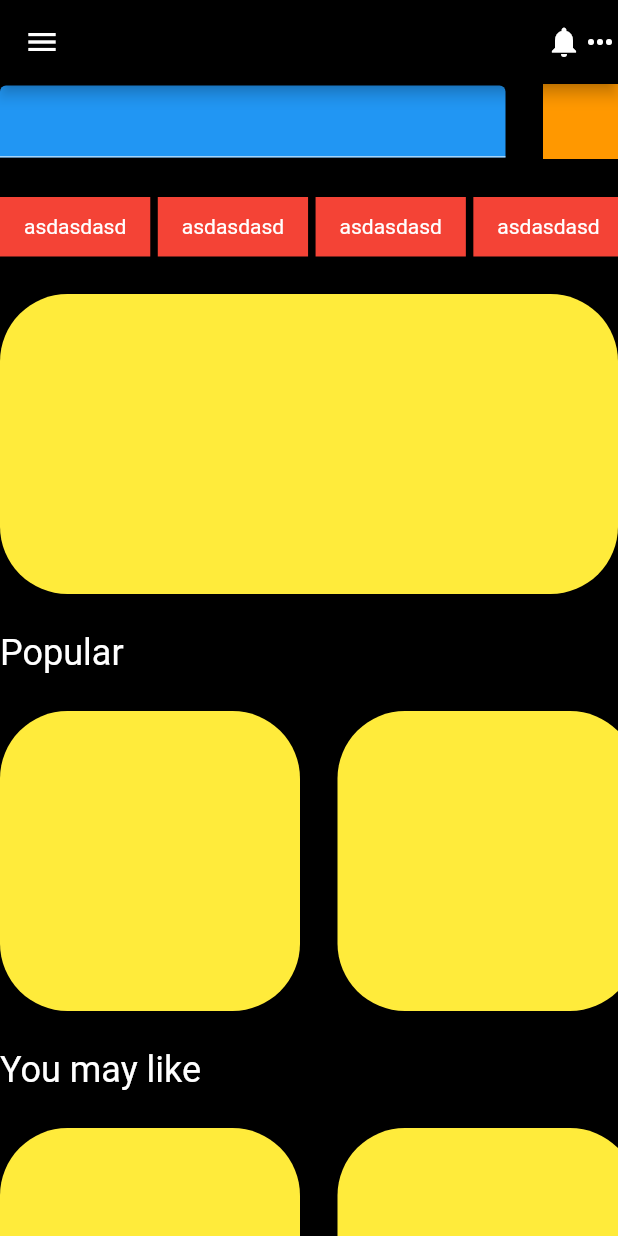
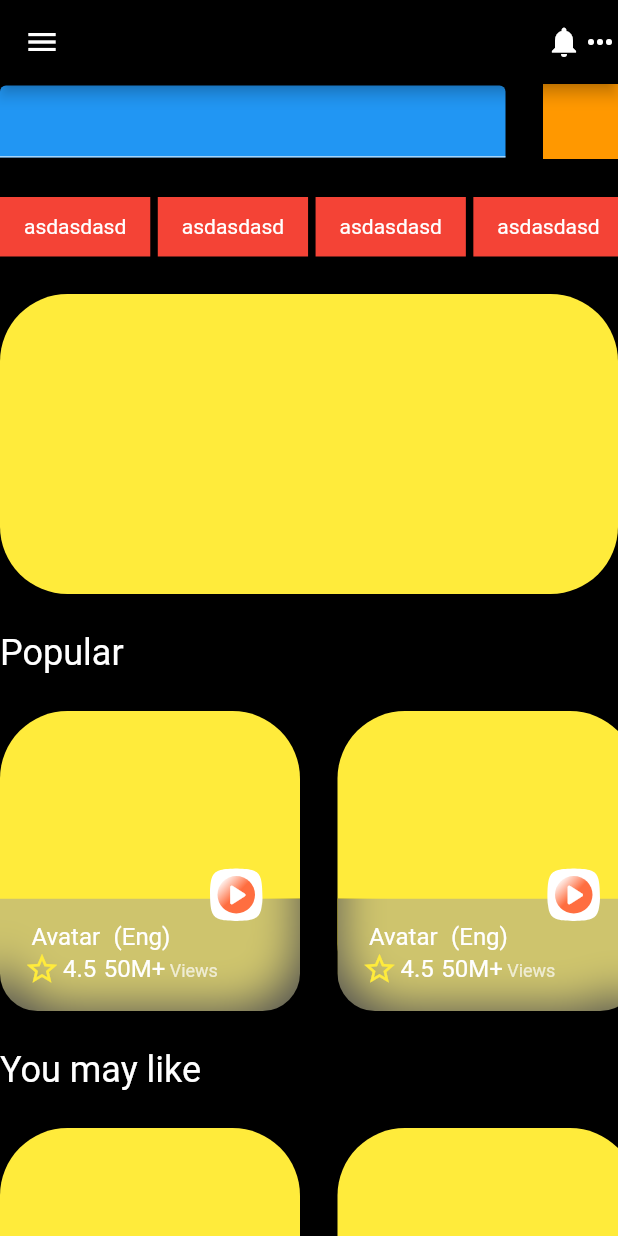
Before and after one commit to nadas00/fsc_ibb, a Flutter app: the HomeView screen opened by its route, on a phone screen of 412 x 824 dp. Run offline on Flutter 3.47's test engine with Material 2 defaults, Android fonts, the phone set to English and light mode, and no system bars; our stand-ins replace equatable, get_it, logger, stacked, stacked_services; generated files the repository leaves out were written again; network calls fail.

Commit message:
show card widget play button added. alignment improvement.

```diff
--- a/lib/widgets/show_cards/show_card_widget.dart
+++ b/lib/widgets/show_cards/show_card_widget.dart
@@ -1,4 +1,7 @@
+import 'dart:ui';
+
 import 'package:flutter/material.dart';
+import 'package:fsc_ibb/views/home/home_view.dart';
 
 class ShowCard extends StatelessWidget {
   const ShowCard({
@@ -14,6 +17,140 @@ class ShowCard extends StatelessWidget {
       ),
       height: 200,
       width: 200,
+      child: Stack(
+        fit: StackFit.expand,
+        alignment: Alignment.bottomCenter,
+        children: <Widget>[
+          Align(
+            alignment: Alignment.bottomCenter,
+            child: ClipRRect(
+              borderRadius: BorderRadius.only(bottomLeft: Radius.circular(25), bottomRight: Radius.circular(25)),
+              child: BackdropFilter(
+                filter: ImageFilter.blur(
+                  sigmaX: 15.0,
+                  sigmaY: 15.0,
+                ),
+                child: Container(
+                  width: MediaQuery.of(context).size.width - 25,
+                  padding: const EdgeInsets.all(16.0),
+                  color: Colors.grey.withOpacity(0.5),
+                  child: Column(
+                    crossAxisAlignment: CrossAxisAlignment.start,
+                    mainAxisAlignment: MainAxisAlignment.end,
+                    mainAxisSize: MainAxisSize.min,
+                    children: [
+                      Row(
+                        children: [
+                          SizedBox(width: 5),
+                          Expanded(
+                            child: Row(
+                              children: [
+                                Flexible(
+                                  child: Text(
+                                    "Avatar",
+                                    maxLines: 1,
+                                    overflow: TextOverflow.ellipsis,
+                                    style: Theme.of(context).textTheme.subtitle1,
+                                  ),
+                                ),
+                                const SizedBox(width: 5),
+                                Flexible(
+                                  child: Text(
+                                    " (Eng)",
+                                    style: Theme.of(context).textTheme.subtitle1,
+                                  ),
+                                ),
+                              ],
+                            ),
+                          ),
+                        ],
+                      ),
+                      Flexible(
+                        child: Row(
+                          children: [
+                            Flexible(
+                              child: Row(
+                                mainAxisSize: MainAxisSize.min,
+                                children: [
+                                  Icon(
+                                    Icons.star_border_outlined,
+                                    color: Colors.yellow,
+                                  ),
+                                  SizedBox(width: 2),
+                                  Flexible(
+                                    child: Text(
+                                      "4.5",
+                                      maxLines: 1,
+                                      overflow: TextOverflow.ellipsis,
+                                      style: Theme.of(context).textTheme.subtitle1,
+                                    ),
+                                  ),
+                                ],
+                              ),
+                            ),
+                            SizedBox(
+                              width: 5,
+                            ),
+                            Flexible(
+                              child: RichText(
+                                  maxLines: 1,
+                                  softWrap: false,
+                                  text: TextSpan(
+                                    children: [
+                                      TextSpan(
+                                        text: "50M+",
+                                        style: Theme.of(context).textTheme.subtitle1,
+                                      ),
+                                      TextSpan(
+                                        text: " Views",
+                                        style: Theme.of(context).textTheme.caption,
+                                      )
+                                    ],
+                                  )),
+                            )
+                          ],
+                        ),
+                      ),
+                    ],
+                  ),
+                ),
+              ),
+            ),
+          ),
+          Positioned(
+            bottom: 60,
+            right: 25,
+            child: Container(
+              decoration: const ShapeDecoration(
+                color: Colors.white,
+                shape: ContinuousRectangleBorder(borderRadius: BorderRadius.all(Radius.circular(25))),
+              ),
+              alignment: Alignment.center,
+              height: 35,
+              width: 35,
+              child: Container(
+                decoration: ShapeDecoration(
+                  gradient: commonGradient,
+                  shape: const CircleBorder(),
+                ),
+                child: const Icon(Icons.play_arrow_rounded),
+                width: 25,
+                height: 25,
+              ),
+            ),
+          )
+        ],
+      ),
     );
   }
+
+  LinearGradient get commonGradient => const LinearGradient(
+        begin: Alignment.topLeft,
+        end: Alignment.bottomRight,
+        colors: [
+          Colors.white,
+          Colors.deepOrangeAccent,
+        ],
+        stops: [.1, .5],
+      );
 }
```
